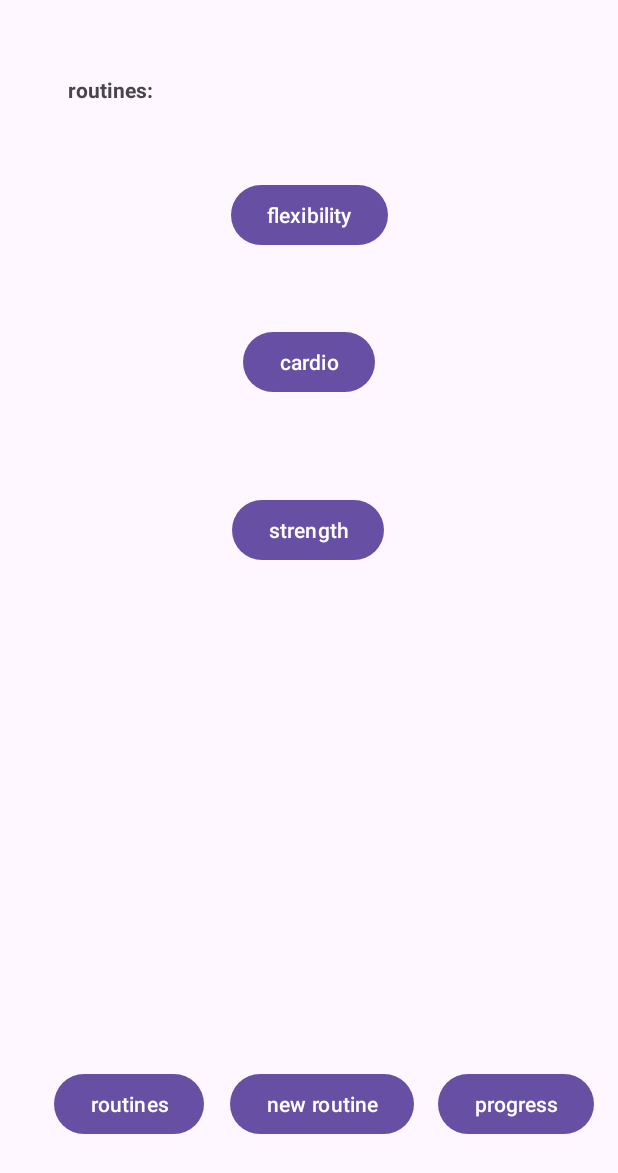
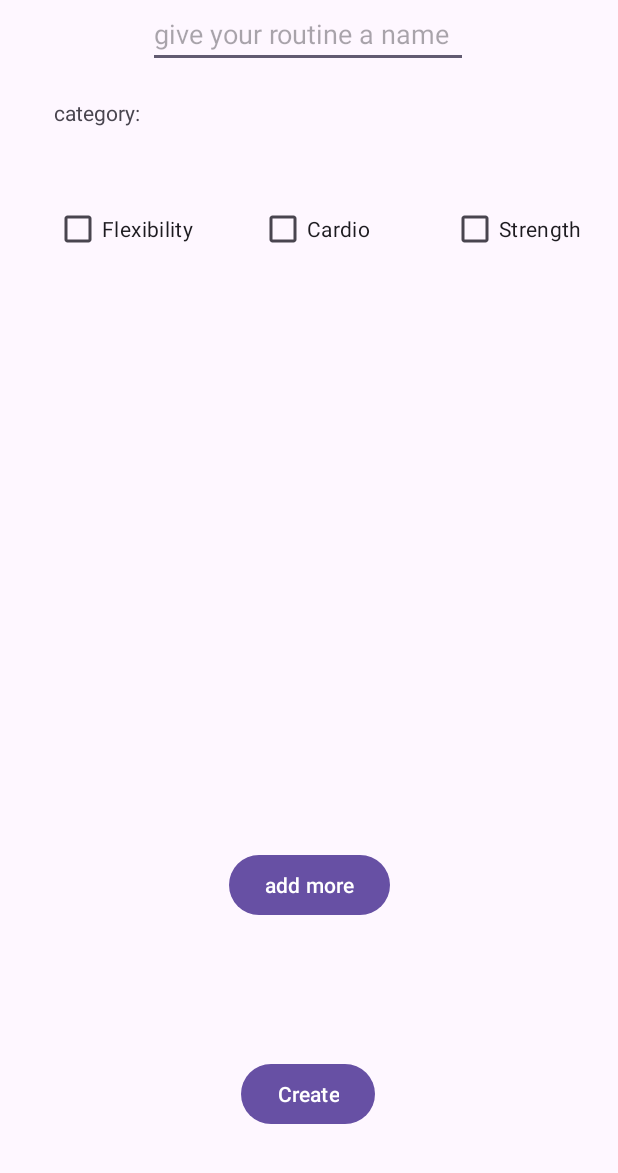
Before and after one commit to banaina/FlexFriend, an Android app: the screen it shows after launch (MainActivity before the commit, NewRoutineActivity after it), after a tap on "new routine", on a phone screen of 412 x 824 dp. Shown: the top 1173 px of the screen. Run offline under Robolectric (Android 15) with nearby library versions, the phone set to English and light mode, and no system bars.

Commit message:
new routine activity created

```diff
--- a/app/src/main/AndroidManifest.xml
+++ b/app/src/main/AndroidManifest.xml
@@ -19,6 +19,9 @@
             android:name=".ProgressActivity"
             android:exported="false" />
         <activity
+            android:name=".NewRoutineActivity"
+            android:exported="false" />
+        <activity
             android:name=".MainActivity"
             android:exported="true">
             <intent-filter>
--- a/app/src/main/java/com/example/flexfriend/MainActivity.java
+++ b/app/src/main/java/com/example/flexfriend/MainActivity.java
@@ -87,6 +87,8 @@ public class MainActivity extends AppCompatActivity implements View.OnClickListe
         if (v.getId() == R.id.newRoutineBtn) {
             //go to the create new routine activity page
             Toast.makeText(this, "create new routine clicked",Toast.LENGTH_SHORT).show();
+            Intent intent = new Intent(this, NewRoutineActivity.class);
+            startActivity(intent);
         }
 
         if (v.getId() == R.id.progressBtn) {
--- a/app/src/main/java/com/example/flexfriend/NewRoutineActivity.java
+++ b/app/src/main/java/com/example/flexfriend/NewRoutineActivity.java
@@ -1,9 +1,16 @@
 package com.example.flexfriend;
 
+import androidx.annotation.Nullable;
 import androidx.appcompat.app.AppCompatActivity;
 
 import android.os.Bundle;
 
 // this activity lets the user create a new routine
 public class NewRoutineActivity extends AppCompatActivity{
+
+    @Override
+    protected void onCreate(@Nullable Bundle savedInstanceState) {
+        super.onCreate(savedInstanceState);
+        setContentView(R.layout.activity_create_routine);
+    }
 }
--- a/app/src/main/res/layout/activity_create_routine.xml
+++ b/app/src/main/res/layout/activity_create_routine.xml
@@ -29,21 +29,27 @@
         app:layout_constraintTop_toTopOf="parent" />
 
     <androidx.recyclerview.widget.RecyclerView
+        android:id="@+id/recyclerView2"
         android:layout_width="410dp"
         android:layout_height="241dp"
+        android:layout_marginTop="48dp"
         app:layout_constraintEnd_toEndOf="parent"
+        app:layout_constraintHorizontal_bias="1.0"
         app:layout_constraintStart_toStartOf="parent"
-        tools:layout_editor_absoluteY="341dp" />
+        app:layout_constraintTop_toBottomOf="@+id/cardioCheckBox" />
 
     <Button
         android:id="@+id/createRoutineBtn"
         android:layout_width="wrap_content"
         android:layout_height="wrap_content"
         android:layout_marginBottom="36dp"
-        android:text="Button"
+        android:text="Create"
         app:layout_constraintBottom_toBottomOf="parent"
         app:layout_constraintEnd_toEndOf="parent"
-        app:layout_constraintStart_toStartOf="parent" />
+        app:layout_constraintHorizontal_bias="0.498"
+        app:layout_constraintStart_toStartOf="parent"
+        app:layout_constraintTop_toBottomOf="@+id/addMoreBtn"
+        app:layout_constraintVertical_bias="0.727" />
 
     <CheckBox
         android:id="@+id/flexibilityCheckBox"
@@ -76,4 +82,14 @@
         app:layout_constraintHorizontal_bias="0.103"
         app:layout_constraintStart_toStartOf="parent"
         app:layout_constraintTop_toBottomOf="@+id/routineNameET" />
+
+    <Button
+        android:id="@+id/addMoreBtn"
+        android:layout_width="wrap_content"
+        android:layout_height="wrap_content"
+        android:layout_marginTop="100dp"
+        android:text="add more"
+        app:layout_constraintEnd_toEndOf="parent"
+        app:layout_constraintStart_toStartOf="parent"
+        app:layout_constraintTop_toBottomOf="@+id/recyclerView2" />
 </androidx.constraintlayout.widget.ConstraintLayout>
```
